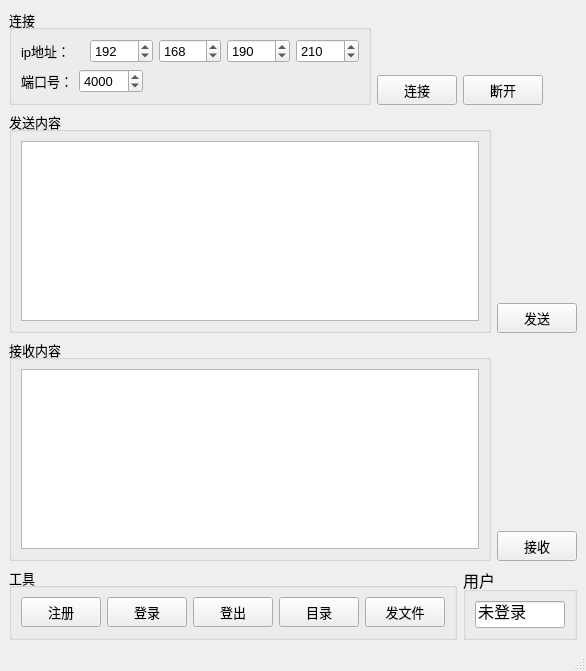
Above: forms/mainwindow.ui from FrancisOWO/NetSyncDisk before the change. Below: the same form after it.
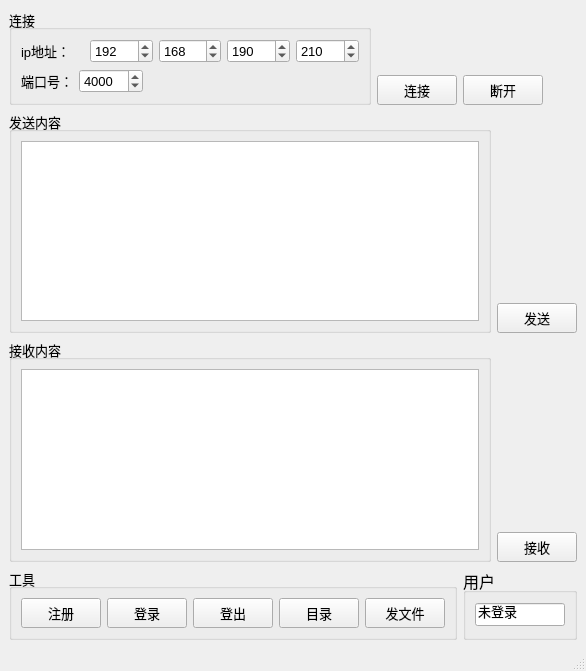
That is the form after the change.

```diff
--- a/forms/mainwindow.ui
+++ b/forms/mainwindow.ui
@@ -489,7 +489,7 @@
         <widget class="QLineEdit" name="lnUsername">
          <property name="font">
           <font>
-           <pointsize>12</pointsize>
+           <pointsize>10</pointsize>
           </font>
          </property>
          <property name="styleSheet">
```
